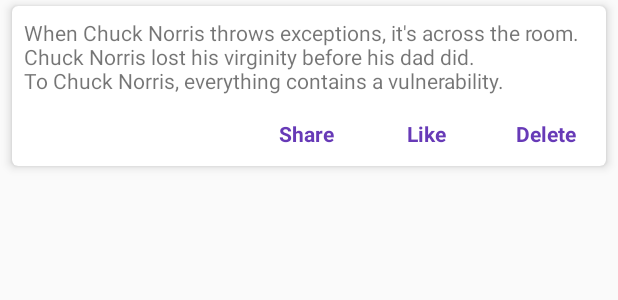
After one commit to blekel/ChuckNorrisJokesSample, an Android app: the layout item_joke.xml on its own in the app's theme, with its tools: preview values and no code run, on a phone screen of 412 x 824 dp. The commit adds this screen. Shown: the top 300 px of the screen. Run offline under Robolectric (Android 15) with nearby library versions, the phone set to English and light mode, and no system bars.

Commit message:
joke list item view

```diff
--- /dev/null
+++ b/app/src/main/res/layout/item_joke.xml
@@ -0,0 +1,76 @@
+<?xml version="1.0" encoding="utf-8"?>
+<layout xmlns:android="http://schemas.android.com/apk/res/android"
+    xmlns:app="http://schemas.android.com/apk/res-auto"
+    xmlns:tools="http://schemas.android.com/tools">
+
+    <data>
+
+        <variable
+            name="model"
+            type="blekel.sample.chucknorris.presentation.jokes.model.JokeViewModel" />
+    </data>
+
+    <android.support.v7.widget.CardView
+        android:layout_width="match_parent"
+        android:layout_height="wrap_content"
+        android:layout_marginStart="8dp"
+        android:layout_marginTop="4dp"
+        android:layout_marginEnd="8dp"
+        android:layout_marginBottom="4dp"
+        app:cardCornerRadius="4dp"
+        app:cardElevation="4dp"
+        app:cardUseCompatPadding="false"
+        app:contentPadding="0dp">
+
+        <android.support.constraint.ConstraintLayout
+            android:layout_width="match_parent"
+            android:layout_height="match_parent"
+            android:layout_marginBottom="4dp"
+            android:padding="0dp">
+
+            <TextView
+                android:id="@+id/textView"
+                android:layout_width="match_parent"
+                android:layout_height="wrap_content"
+                android:padding="8dp"
+                android:text="@{model.text}"
+                tools:text="When Chuck Norris throws exceptions, it's across the room. \nChuck Norris lost his virginity before his dad did. \nTo Chuck Norris, everything contains a vulnerability." />
+
+
+            <TextView
+                android:id="@+id/btnShare"
+                style="@style/Main.Button"
+                android:layout_width="wrap_content"
+                android:layout_height="wrap_content"
+                android:text="Share"
+                android:visibility="@{model.isShareVisible()}"
+                app:layout_constraintEnd_toStartOf="@+id/btnLike"
+                app:layout_constraintTop_toBottomOf="@+id/textView"
+                tools:visibility="visible" />
+
+            <TextView
+                android:id="@+id/btnLike"
+                style="@style/Main.Button"
+                android:layout_width="wrap_content"
+                android:layout_height="wrap_content"
+                android:text="Like"
+                android:visibility="@{model.isLikeVisible()}"
+                app:layout_constraintEnd_toStartOf="@+id/btnDelete"
+                app:layout_constraintTop_toBottomOf="@+id/textView"
+                tools:visibility="visible" />
+
+            <TextView
+                android:id="@+id/btnDelete"
+                style="@style/Main.Button"
+                android:layout_width="wrap_content"
+                android:layout_height="wrap_content"
+                android:text="Delete"
+                android:visibility="@{model.isDeleteVisible()}"
+                app:layout_constraintEnd_toEndOf="@+id/textView"
+                app:layout_constraintTop_toBottomOf="@+id/textView"
+                tools:visibility="visible" />
+
+        </android.support.constraint.ConstraintLayout>
+
+    </android.support.v7.widget.CardView>
+</layout>
--- a/app/src/main/res/values/styles.xml
+++ b/app/src/main/res/values/styles.xml
@@ -6,6 +6,17 @@
         <item name="colorPrimary">@color/colorPrimary</item>
         <item name="colorPrimaryDark">@color/colorPrimaryDark</item>
         <item name="colorAccent">@color/colorAccent</item>
+    </style>
+
+    <style name="Main" />
+
+    <style name="Main.Button">
+        <item name="android:foreground">?android:attr/selectableItemBackground</item>
+        <item name="android:minWidth">80dp</item>
+        <item name="android:padding">8dp</item>
+        <item name="android:gravity">center_horizontal</item>
+        <item name="android:textColor">@color/colorPrimary</item>
+        <item name="android:textStyle">bold</item>
     </style>
 
     <style name="AppTheme.NoActionBar">
```
Also changed, not shown: app/src/main/java/blekel/sample/chucknorris/presentation/jokes/JokesFragment.kt (added, +21 -0 lines), app/src/main/java/blekel/sample/chucknorris/presentation/jokes/model/JokeViewModel.kt (added, +24 -0 lines), app/src/main/java/blekel/sample/chucknorris/util/BindingAdapters.kt (added, +16 -0 lines), app/src/main/java/blekel/sample/chucknorris/util/ViewExtensions.kt (added, +13 -0 lines), app/src/main/res/layout/fragment_jokes.xml (added, +27 -0 lines).
